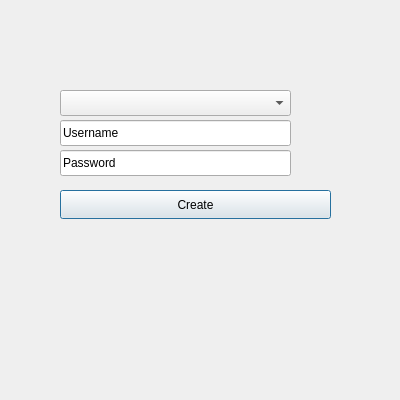
This is usermanagerdialog.ui in cristhianguerreno/StoreInventory as Qt 5 draws it before an edit. The edited form follows.
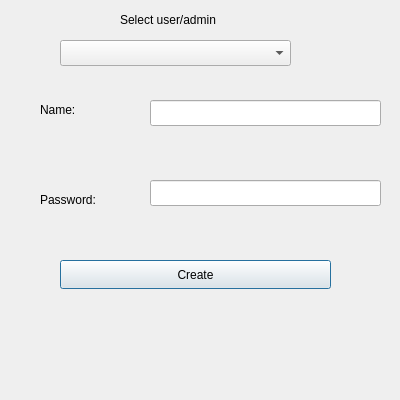
This is the edited form.

What changed in the file:
```diff
--- a/usermanagerdialog.ui
+++ b/usermanagerdialog.ui
@@ -29,7 +29,7 @@
    <property name="geometry">
     <rect>
      <x>60</x>
-     <y>190</y>
+     <y>260</y>
      <width>271</width>
      <height>29</height>
     </rect>
@@ -42,7 +42,7 @@
    <property name="geometry">
     <rect>
      <x>60</x>
-     <y>90</y>
+     <y>40</y>
      <width>231</width>
      <height>26</height>
     </rect>
@@ -51,27 +51,66 @@
   <widget class="QLineEdit" name="txtUsername">
    <property name="geometry">
     <rect>
-     <x>60</x>
-     <y>120</y>
+     <x>150</x>
+     <y>100</y>
      <width>231</width>
      <height>26</height>
     </rect>
    </property>
    <property name="text">
-    <string>Username</string>
+    <string/>
    </property>
   </widget>
   <widget class="QLineEdit" name="txtPassword">
    <property name="geometry">
     <rect>
-     <x>60</x>
-     <y>150</y>
+     <x>150</x>
+     <y>180</y>
      <width>231</width>
      <height>26</height>
     </rect>
    </property>
    <property name="text">
-    <string>Password</string>
+    <string/>
+   </property>
+  </widget>
+  <widget class="QLabel" name="label">
+   <property name="geometry">
+    <rect>
+     <x>120</x>
+     <y>10</y>
+     <width>131</width>
+     <height>20</height>
+    </rect>
+   </property>
+   <property name="text">
+    <string>Select user/admin</string>
+   </property>
+  </widget>
+  <widget class="QLabel" name="label_2">
+   <property name="geometry">
+    <rect>
+     <x>40</x>
+     <y>100</y>
+     <width>63</width>
+     <height>20</height>
+    </rect>
+   </property>
+   <property name="text">
+    <string>Name:</string>
+   </property>
+  </widget>
+  <widget class="QLabel" name="label_3">
+   <property name="geometry">
+    <rect>
+     <x>40</x>
+     <y>190</y>
+     <width>63</width>
+     <height>20</height>
+    </rect>
+   </property>
+   <property name="text">
+    <string>Password:</string>
    </property>
   </widget>
  </widget>
```
